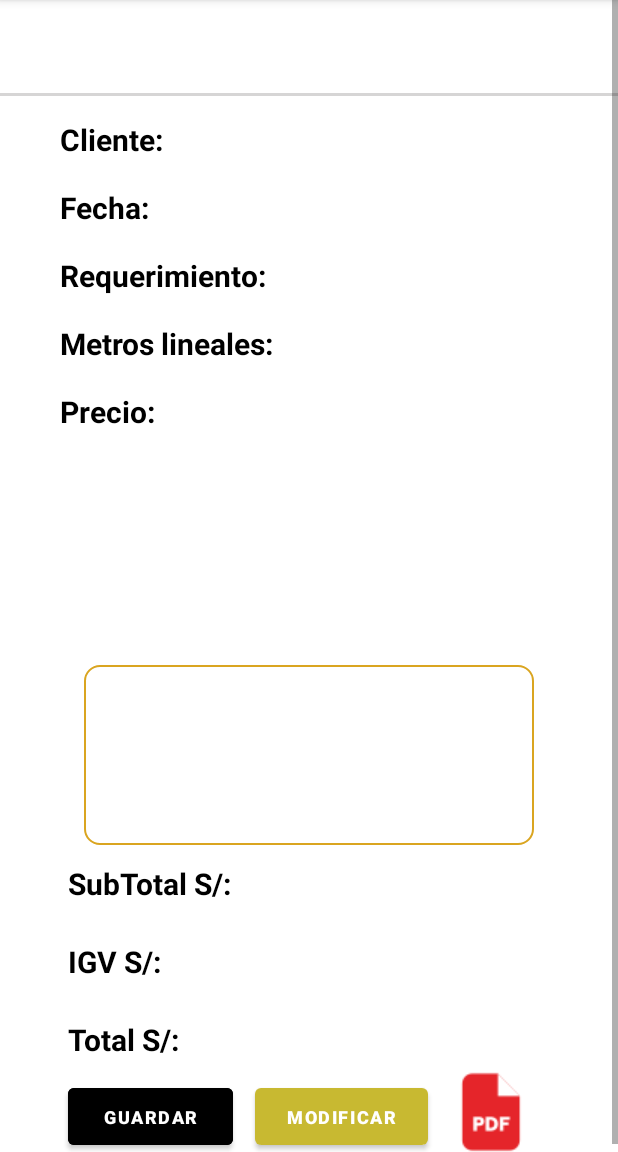
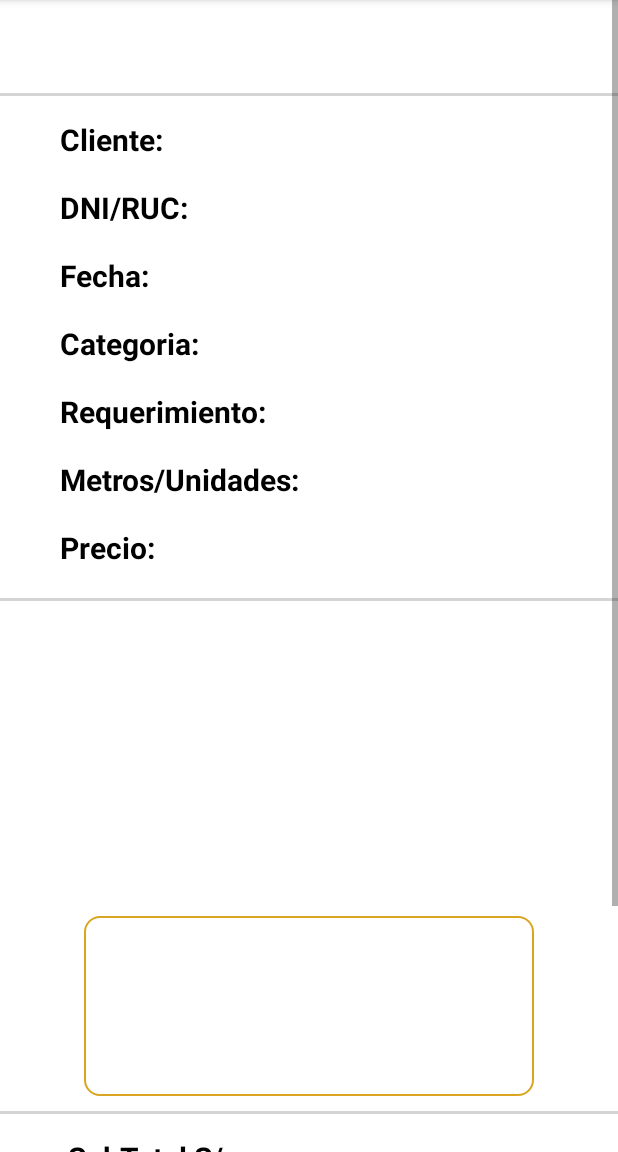
Before and after one commit to MikeMastery/AtlasEstimates, an Android app: the Activity_mostrar_cotizacon screen opened directly, with no data from a screen before it, on a phone screen of 412 x 824 dp, the part 84-1236 px from its top. Run offline under Robolectric (Android 15) with nearby library versions, the light colour scheme and no system bars.

Commit message:
Se muestran los resultados, con los cambios realizados, manejado por categoria y producto

```diff
--- a/app/src/main/java/com/example/atlasestimates/nueva_cotizacion.java
+++ b/app/src/main/java/com/example/atlasestimates/nueva_cotizacion.java
@@ -27,6 +27,7 @@
     private EditText etNombreCotizacion, etNombreCliente, etFecha;
     private EditText imageEditText;
     private ImageButton addImageButton;
+
     private Bitmap selectedImageBitmap;
     private Uri imageUri;
     private static final int PICK_IMAGE = 100;
@@ -41,6 +42,7 @@
         etFecha = findViewById(R.id.fecha);
         imageEditText = findViewById(R.id.imageEditText);
         addImageButton = findViewById(R.id.add_image);
+
 
         ImageButton imageButton = findViewById(R.id.sisuiente_coti);
         imageButton.setOnClickListener(v -> {
@@ -57,6 +59,7 @@
         cotizacion.setNombreCotizacion(etNombreCotizacion.getText().toString());
         cotizacion.setNombreCliente(etNombreCliente.getText().toString());
         cotizacion.setFecha(etFecha.getText().toString());
+
         if (imageUri != null) {
             cotizacion.setImagenUri(imageUri.toString()); // Usar URI como String
         }
--- a/app/src/main/res/layout/activity_mostrar_cotizacon.xml
+++ b/app/src/main/res/layout/activity_mostrar_cotizacon.xml
@@ -16,13 +16,6 @@
             android:layout_width="match_parent"
             android:layout_height="wrap_content"
             android:orientation="vertical">
-
-            <ProgressBar
-            android:id="@+id/progressBar"
-            android:layout_width="wrap_content"
-            android:layout_height="wrap_content"
-            android:layout_centerInParent="true"
-            android:visibility="gone" />
 
     <TextView
         android:id="@+id/textViewTitulo"
@@ -67,6 +60,33 @@
             android:layout_marginStart="10dp"/>
 
     </LinearLayout>
+
+            <LinearLayout
+                android:layout_width="wrap_content"
+                android:layout_height="wrap_content"
+                android:orientation="horizontal"
+                android:layout_marginTop="5dp">
+
+                <TextView
+                    android:layout_width="wrap_content"
+                    android:layout_height="40dp"
+                    android:layout_marginLeft="40dp"
+                    android:text="DNI/RUC:"
+                    android:textColor="@color/black"
+                    android:textSize="20sp"
+                    android:textStyle="bold"/>
+
+                <TextView
+                    android:id="@+id/identificacion1"
+                    android:layout_width="wrap_content"
+                    android:layout_height="30dp"
+                    android:text=""
+                    android:textColor="#5F5F5F"
+                    android:textSize="17sp"
+                    android:textStyle="bold"
+                    android:layout_marginStart="10dp"/>
+
+            </LinearLayout>
     <LinearLayout
         android:layout_width="wrap_content"
         android:layout_height="wrap_content"
@@ -93,6 +113,32 @@
             android:layout_marginStart="10dp"/>
 
     </LinearLayout>
+            <LinearLayout
+                android:layout_width="wrap_content"
+                android:layout_height="wrap_content"
+                android:orientation="horizontal"
+                android:layout_marginTop="5dp">
+
+                <TextView
+                    android:layout_width="wrap_content"
+                    android:layout_height="40dp"
+                    android:layout_marginLeft="40dp"
+                    android:text="Categoria:"
+                    android:textColor="@color/black"
+                    android:textSize="20sp"
+                    android:textStyle="bold"/>
+
+                <TextView
+                    android:id="@+id/categoriaMostrar"
+                    android:layout_width="wrap_content"
+                    android:layout_height="30dp"
+                    android:text=""
+                    android:textColor="#5F5F5F"
+                    android:textSize="17sp"
+                    android:textStyle="bold"
+                    android:layout_marginStart="10dp"/>
+
+            </LinearLayout>
     <LinearLayout
         android:layout_width="wrap_content"
         android:layout_height="wrap_content"
@@ -130,7 +176,7 @@
             android:layout_width="wrap_content"
             android:layout_height="40dp"
             android:layout_marginLeft="40dp"
-            android:text="Metros lineales:"
+            android:text="Metros/Unidades:"
             android:textColor="@color/black"
             android:textSize="20sp"
             android:textStyle="bold" />
@@ -171,7 +217,10 @@
             android:textSize="17sp"
             android:textStyle="bold"
             android:layout_marginStart="10dp"/>
-        <TextView
+
+
+
+     <!--   <TextView
             android:id="@+id/horas_maquina"
             android:layout_width="wrap_content"
             android:layout_height="wrap_content"/>
@@ -179,16 +228,21 @@
         <TextView
             android:id="@+id/precio_hora"
             android:layout_width="wrap_content"
-            android:layout_height="wrap_content"/>
+            android:layout_height="wrap_content"/>-->
 
     </LinearLayout>
+            <View
+                android:layout_width="match_parent"
+                android:layout_height="2dp"
+                android:background="#94B8B7B7"
+                android:layout_marginTop="7dp"/>
     <EditText
         android:id="@+id/imagen_cotizacion"
         android:layout_width="230dp"
-        android:layout_height="140dp"
+        android:layout_height="190dp"
         android:layout_gravity="center"
         android:padding="20dp"
-        android:layout_marginTop="-5dp"
+        android:layout_marginTop="10dp"
         android:focusable="false"
         android:clickable="false"
         android:drawablePadding="8dp"
@@ -204,7 +258,7 @@
         android:textStyle="bold"
         android:textSize="17sp"
         android:textColor="#5F5F5F"
-        android:layout_marginTop="8dp"
+        android:layout_marginTop="10dp"
         android:gravity="top|start"
         android:inputType="textMultiLine"
         android:lines="4"
@@ -215,12 +269,17 @@
         android:scrollbars="vertical">
 
     </EditText>
+            <View
+                android:layout_width="match_parent"
+                android:layout_height="2dp"
+                android:background="#94B8B7B7"
+                android:layout_marginTop="10dp"/>
 
     <LinearLayout
         android:layout_width="wrap_content"
         android:layout_height="wrap_content"
         android:orientation="horizontal"
-        android:layout_marginTop="12dp">
+        android:layout_marginTop="15dp">
 
         <TextView
             android:layout_width="wrap_content"
@@ -310,7 +369,7 @@
         android:layout_width="110dp"
         android:layout_height="50dp"
         android:layout_marginLeft="45dp"
-        android:layout_marginTop="-10dp"
+        android:layout_marginTop="10dp"
         android:backgroundTint="@color/black"
         android:text="Guardar"
         android:textSize="12dp"
--- a/app/src/main/res/values/strings.xml
+++ b/app/src/main/res/values/strings.xml
@@ -13,7 +13,7 @@
 
 
     <string-array name="spinner_productos">
-
+        <item>Seleccione una categoría</item>
         <item>Cercos prefabricados</item>
         <item>Cerco cabeza caballo</item>
         <item>Block de concreto</item>
```
Also changed, not shown: app/src/main/java/com/example/atlasestimates/Activity_mostrar_cotizacon.java (+12 -9 lines), app/src/main/java/com/example/atlasestimates/Cotizacion.java (+10 -0 lines), app/src/main/java/com/example/atlasestimates/layout_2_cotiza.java (+131 -19 lines), app/src/main/res/layout/activity_layout2_cotiza.xml (+5 -5 lines), app/src/main/res/layout/activity_nueva_cotizacion.xml (+5 -4 lines).
